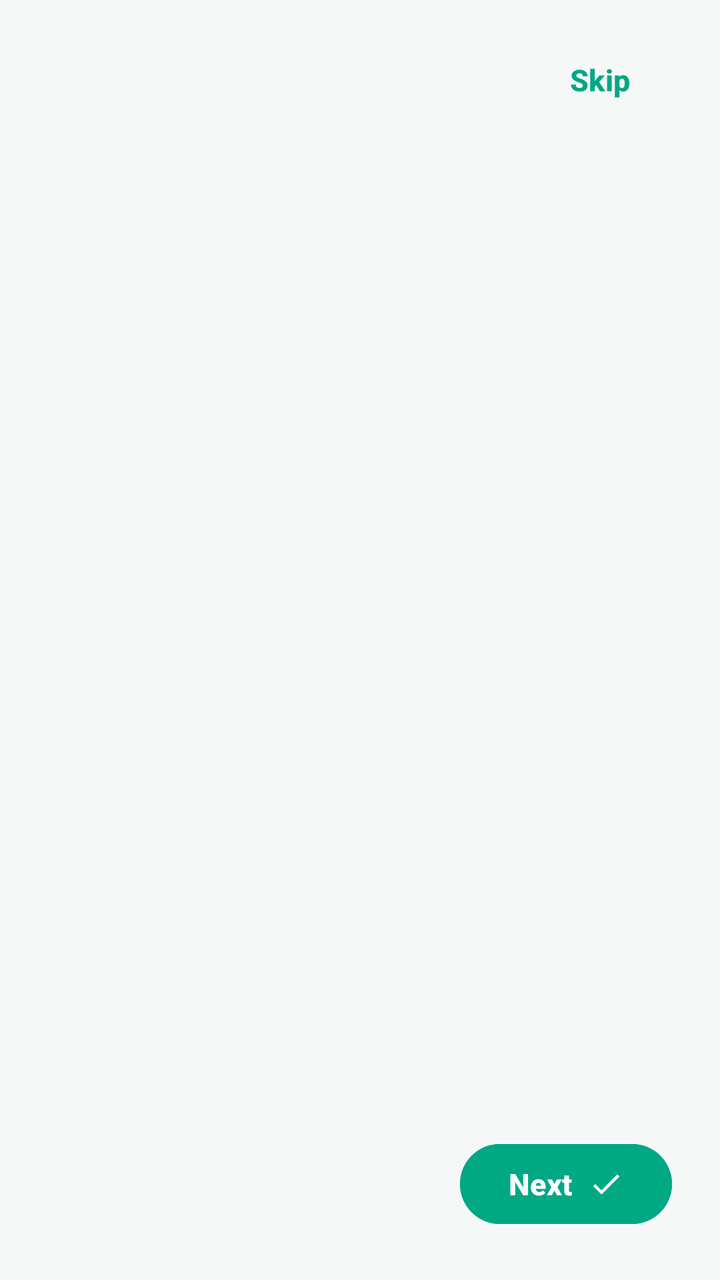
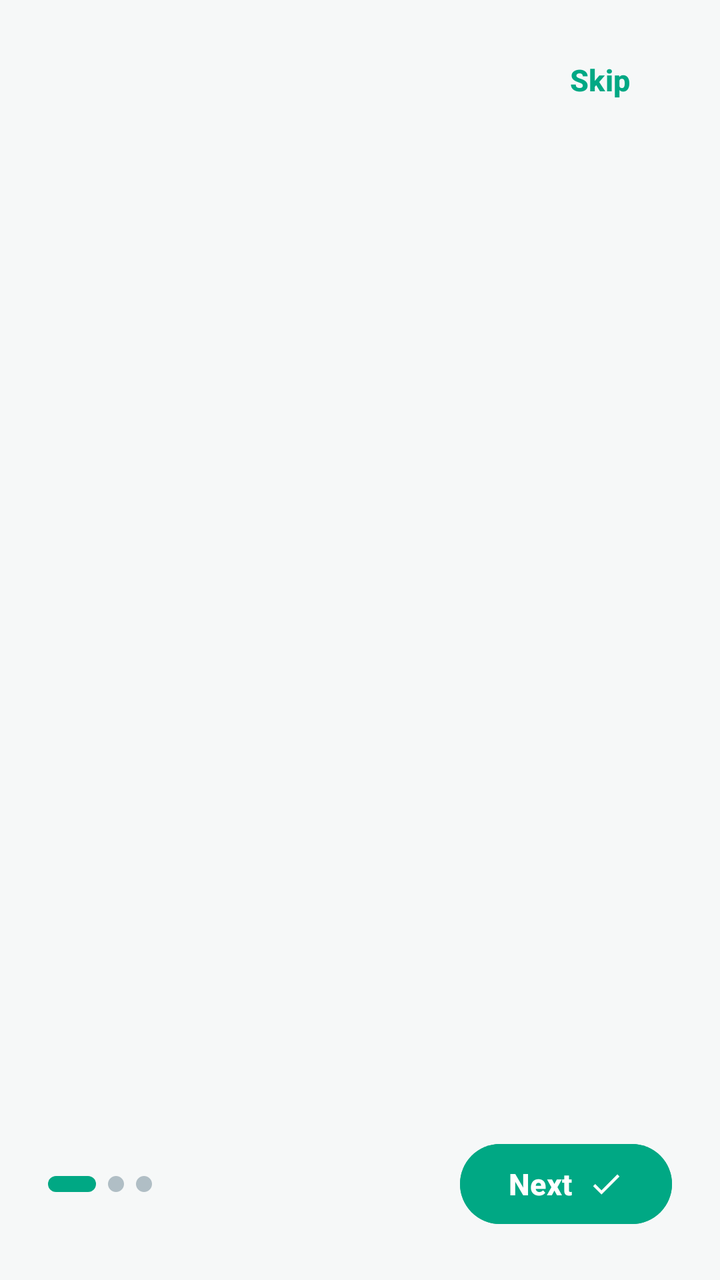

Before-and-after screenshots of an Android layout around one commit, followed by the original layout XML and the change that was made.
<!-- AndroidManifest.xml: activity theme Theme.MyApplication -->
<!-- res/layout/activity_onboarding.xml -->
<?xml version="1.0" encoding="utf-8"?>
<androidx.constraintlayout.widget.ConstraintLayout xmlns:android="http://schemas.android.com/apk/res/android"
    xmlns:app="http://schemas.android.com/apk/res-auto"
    xmlns:tools="http://schemas.android.com/tools"
    android:id="@+id/root_onboarding"
    android:layout_width="match_parent"
    android:layout_height="match_parent"
    android:background="@color/bg_screen">

    
    <LinearLayout
        android:id="@+id/layout_top_onboard"
        android:layout_width="0dp"
        android:layout_height="wrap_content"
        android:gravity="end|center_vertical"
        android:orientation="horizontal"
        android:paddingStart="16dp"
        android:paddingTop="16dp"
        android:paddingEnd="16dp"
        android:paddingBottom="8dp"
        app:layout_constraintEnd_toEndOf="parent"
        app:layout_constraintStart_toStartOf="parent"
        app:layout_constraintTop_toTopOf="parent">

        <com.google.android.material.button.MaterialButton
            android:id="@+id/btn_skip"
            style="@style/Widget.Material3.Button.TextButton"
            android:layout_width="wrap_content"
            android:layout_height="wrap_content"
            android:text="@string/skip"
            android:textColor="@color/primary"
            android:textSize="15sp"
            android:textStyle="bold" />
    </LinearLayout>

    
    <androidx.viewpager2.widget.ViewPager2
        android:id="@+id/view_pager_onboard"
        android:layout_width="0dp"
        android:layout_height="0dp"
        app:layout_constraintBottom_toTopOf="@+id/layout_bottom_onboard"
        app:layout_constraintEnd_toEndOf="parent"
        app:layout_constraintStart_toStartOf="parent"
        app:layout_constraintTop_toBottomOf="@+id/layout_top_onboard" />

    
    <LinearLayout
        android:id="@+id/layout_bottom_onboard"
        android:layout_width="0dp"
        android:layout_height="wrap_content"
        android:gravity="center_vertical"
        android:orientation="horizontal"
        android:paddingStart="24dp"
        android:paddingTop="16dp"
        android:paddingEnd="24dp"
        android:paddingBottom="24dp"
        app:layout_constraintBottom_toBottomOf="parent"
        app:layout_constraintEnd_toEndOf="parent"
        app:layout_constraintStart_toStartOf="parent">

        
        <com.google.android.material.tabs.TabLayout
            android:id="@+id/tab_indicator"
            android:layout_width="wrap_content"
            android:layout_height="24dp"
            android:background="@android:color/transparent"
            app:tabBackground="@drawable/bg_circle_button"
            app:tabGravity="center"
            app:tabIndicatorColor="@color/primary"
            app:tabIndicatorHeight="0dp"
            app:tabMaxWidth="16dp"
            app:tabMinWidth="16dp"
            app:tabRippleColor="@null"
            app:tabSelectedTextColor="@color/primary" />

        <View
            android:layout_width="0dp"
            android:layout_height="1dp"
            android:layout_weight="1" />

        
        <com.google.android.material.button.MaterialButton
            android:id="@+id/btn_next"
            android:layout_width="wrap_content"
            android:layout_height="48dp"
            android:backgroundTint="@color/primary"
            android:paddingStart="24dp"
            android:paddingEnd="24dp"
            android:text="@string/next"
            android:textColor="@color/white"
            android:textSize="15sp"
            android:textStyle="bold"
            app:cornerRadius="24dp"
            app:icon="@drawable/ic_check"
            app:iconGravity="textEnd"
            app:iconTint="@color/white" />

    </LinearLayout>

</androidx.constraintlayout.widget.ConstraintLayout>
<!-- resources referenced by this layout -->
<resources>
  <color name="bg_screen">#F6F8F8</color>
  <color name="primary">#00A884</color>
  <color name="white">#FFFFFF</color>
  <!-- drawable bg_circle_button (drawable) -->
  <?xml version="1.0" encoding="utf-8"?>
  <shape xmlns:android="http://schemas.android.com/apk/res/android"
      android:shape="oval">
      <solid android:color="@color/overlay_black_60" />
  </shape>
  <!-- drawable ic_check (drawable) -->
  <vector xmlns:android="http://schemas.android.com/apk/res/android"
      android:width="24dp"
      android:height="24dp"
      android:viewportWidth="24"
      android:viewportHeight="24">
      <path
          android:fillColor="#FFFFFFFF"
          android:pathData="M9,16.17L4.83,12l-1.42,1.41L9,19 21,7l-1.41,-1.41z"/>
  </vector>
  <string name="next">Next</string>
  <string name="skip">Skip</string>
  <style name="Theme.MyApplication" parent="Theme.Material3.DayNight.NoActionBar">
          
          <item name="colorPrimary">@color/primary</item>
          <item name="colorPrimaryDark">@color/primary_dark</item>
          <item name="colorSecondary">@color/accent</item>
          <item name="colorSurface">@color/surface_light</item>
          <item name="android:windowBackground">@color/background_light</item>
          <item name="android:statusBarColor">@color/primary_dark</item>
          <item name="android:navigationBarColor">@color/surface_light</item>
          <item name="android:windowLightNavigationBar">true</item>
          <item name="android:windowLightStatusBar">false</item>
      </style>
  <color name="overlay_black_60">#99000000</color>
  <color name="primary_dark">#008069</color>
  <color name="accent">#25D366</color>
  <color name="surface_light">#FFFFFF</color>
  <color name="background_light">#F6F8F8</color>
</resources>

<!-- the commit's change to res/layout/activity_onboarding.xml (unified diff, before → after) -->
@@ -59,19 +59,33 @@
         app:layout_constraintStart_toStartOf="parent">
 
         
-        <com.google.android.material.tabs.TabLayout
-            android:id="@+id/tab_indicator"
+        <LinearLayout
+            android:id="@+id/layout_dots"
             android:layout_width="wrap_content"
             android:layout_height="24dp"
-            android:background="@android:color/transparent"
-            app:tabBackground="@drawable/bg_circle_button"
-            app:tabGravity="center"
-            app:tabIndicatorColor="@color/primary"
-            app:tabIndicatorHeight="0dp"
-            app:tabMaxWidth="16dp"
-            app:tabMinWidth="16dp"
-            app:tabRippleColor="@null"
-            app:tabSelectedTextColor="@color/primary" />
+            android:gravity="center_vertical"
+            android:orientation="horizontal">
+
+            <View
+                android:id="@+id/dot_0"
+                android:layout_width="24dp"
+                android:layout_height="8dp"
+                android:layout_marginEnd="6dp"
+                android:background="@drawable/bg_indicator_active" />
+
+            <View
+                android:id="@+id/dot_1"
+                android:layout_width="8dp"
+                android:layout_height="8dp"
+                android:layout_marginEnd="6dp"
+                android:background="@drawable/bg_indicator_inactive" />
+
+            <View
+                android:id="@+id/dot_2"
+                android:layout_width="8dp"
+                android:layout_height="8dp"
+                android:background="@drawable/bg_indicator_inactive" />
+        </LinearLayout>
 
         <View
             android:layout_width="0dp"
<!-- resource entries referenced after the edit -->
@@ -3,11 +3,18 @@
   <color name="bg_screen">#F6F8F8</color>
   <color name="primary">#00A884</color>
   <color name="white">#FFFFFF</color>
-  <!-- drawable bg_circle_button (drawable) -->
+  <!-- drawable bg_indicator_active (drawable) -->
+  <?xml version="1.0" encoding="utf-8"?>
+  <shape xmlns:android="http://schemas.android.com/apk/res/android"
+      android:shape="rectangle">
+      <corners android:radius="4dp" />
+      <solid android:color="@color/primary" />
+  </shape>
+  <!-- drawable bg_indicator_inactive (drawable) -->
   <?xml version="1.0" encoding="utf-8"?>
   <shape xmlns:android="http://schemas.android.com/apk/res/android"
       android:shape="oval">
-      <solid android:color="@color/overlay_black_60" />
+      <solid android:color="#B0BEC5" />
   </shape>
   <!-- drawable ic_check (drawable) -->
   <vector xmlns:android="http://schemas.android.com/apk/res/android"
@@ -33,7 +40,6 @@
           <item name="android:windowLightNavigationBar">true</item>
           <item name="android:windowLightStatusBar">false</item>
       </style>
-  <color name="overlay_black_60">#99000000</color>
   <color name="primary_dark">#008069</color>
   <color name="accent">#25D366</color>
   <color name="surface_light">#FFFFFF</color>
